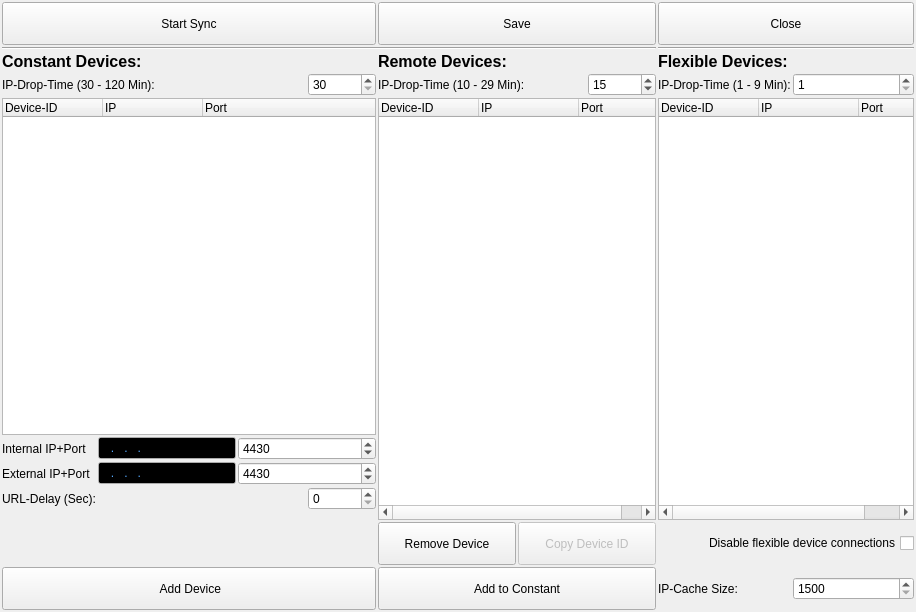
The window that ui/connection-display.ui (berndhs/arado) describes before a commit, drawn with Qt 5.
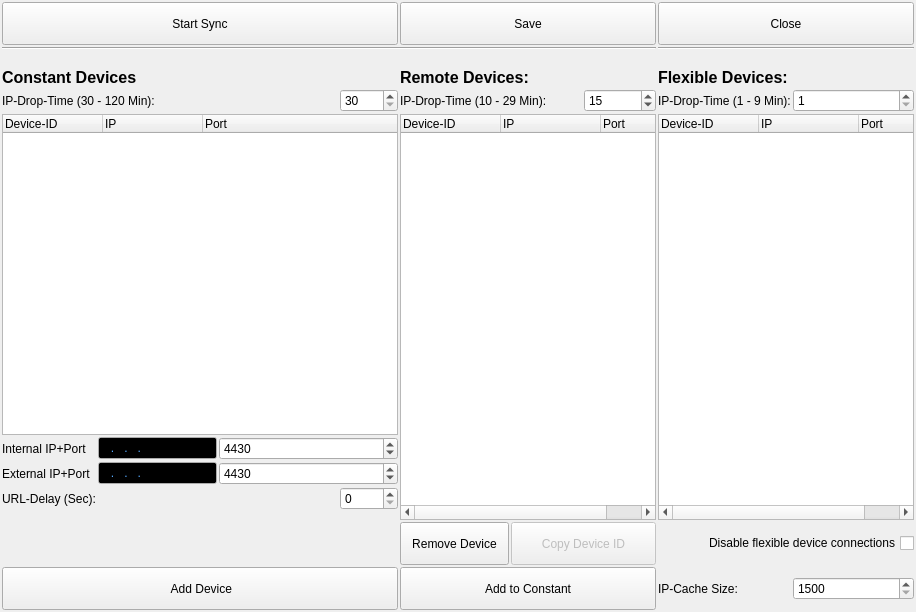
The same window after the commit. Icons and pictures are not drawn.

Commit message: icons for 3 device categories.

```diff
--- a/ui/connection-display.ui
+++ b/ui/connection-display.ui
@@ -14,21 +14,7 @@
    <string>Form</string>
   </property>
   <layout class="QGridLayout" name="gridLayout">
-   <item row="3" column="0" colspan="5">
-    <widget class="QLabel" name="labeltrusted">
-     <property name="font">
-      <font>
-       <pointsize>12</pointsize>
-       <weight>75</weight>
-       <bold>true</bold>
-      </font>
-     </property>
-     <property name="text">
-      <string>Constant Devices:</string>
-     </property>
-    </widget>
-   </item>
-   <item row="3" column="5" colspan="4">
+   <item row="4" column="6" colspan="4">
     <widget class="QLabel" name="labeltrecommended">
      <property name="font">
       <font>
@@ -42,7 +28,7 @@
      </property>
     </widget>
    </item>
-   <item row="3" column="11" colspan="2">
+   <item row="4" column="12" colspan="2">
     <widget class="QLabel" name="labelepisodic">
      <property name="font">
       <font>
@@ -56,14 +42,14 @@
      </property>
     </widget>
    </item>
-   <item row="4" column="0" colspan="4">
+   <item row="5" column="0" colspan="4">
     <widget class="QLabel" name="labelipdrop_4">
      <property name="text">
       <string>IP-Drop-Time (30 - 120 Min):</string>
      </property>
     </widget>
    </item>
-   <item row="4" column="4">
+   <item row="5" column="5">
     <widget class="QSpinBox" name="ipdroptrusted">
      <property name="toolTip">
       <string>IP-connections of your devices are dropped for sync-balancing reasons each X minutes (10-30).</string>
@@ -79,14 +65,14 @@
      </property>
     </widget>
    </item>
-   <item row="4" column="5" colspan="3">
+   <item row="5" column="6" colspan="3">
     <widget class="QLabel" name="labelipdrop_3">
      <property name="text">
       <string>IP-Drop-Time (10 - 29 Min):</string>
      </property>
     </widget>
    </item>
-   <item row="4" column="8">
+   <item row="5" column="9">
     <widget class="QSpinBox" name="ipdroprecommended">
      <property name="toolTip">
       <string>IP-connections of your devices are dropped for sync-balancing reasons each X minutes (10-30).</string>
@@ -105,14 +91,14 @@
      </property>
     </widget>
    </item>
-   <item row="4" column="11">
+   <item row="5" column="12">
     <widget class="QLabel" name="labelipdrop_2">
      <property name="text">
       <string>IP-Drop-Time (1 - 9 Min):</string>
      </property>
     </widget>
    </item>
-   <item row="4" column="12">
+   <item row="5" column="13">
     <widget class="QSpinBox" name="ipdropepisodic">
      <property name="toolTip">
       <string>IP-connections of your devices are dropped for sync-balancing reasons each X minutes (10-30).</string>
@@ -128,7 +114,7 @@
      </property>
     </widget>
    </item>
-   <item row="5" column="0" colspan="5">
+   <item row="6" column="0" colspan="6">
     <widget class="QTreeWidget" name="treeWidget_trusted">
      <attribute name="headerDefaultSectionSize">
       <number>100</number>
@@ -150,7 +136,7 @@
      </column>
     </widget>
    </item>
-   <item row="5" column="5" rowspan="9" colspan="4">
+   <item row="6" column="6" rowspan="9" colspan="4">
     <widget class="QTreeWidget" name="treeWidget_recommended">
      <attribute name="headerDefaultSectionSize">
       <number>100</number>
@@ -172,7 +158,7 @@
      </column>
     </widget>
    </item>
-   <item row="5" column="11" rowspan="9" colspan="2">
+   <item row="6" column="12" rowspan="9" colspan="2">
     <widget class="QTreeWidget" name="treeWidget_episodic">
      <attribute name="headerDefaultSectionSize">
       <number>100</number>
@@ -194,7 +180,7 @@
      </column>
     </widget>
    </item>
-   <item row="16" column="5" colspan="2">
+   <item row="17" column="6" colspan="2">
     <widget class="QPushButton" name="pushButton_remove">
      <property name="minimumSize">
       <size>
@@ -220,7 +206,7 @@
      </property>
     </widget>
    </item>
-   <item row="16" column="7" colspan="2">
+   <item row="17" column="8" colspan="2">
     <widget class="QPushButton" name="pushButton_copyid">
      <property name="enabled">
       <bool>false</bool>
@@ -249,7 +235,7 @@
      </property>
     </widget>
    </item>
-   <item row="17" column="5" colspan="4">
+   <item row="18" column="6" colspan="4">
     <widget class="QPushButton" name="pushButton_addtotrusted">
      <property name="minimumSize">
       <size>
@@ -265,7 +251,7 @@
      </property>
      <property name="icon">
       <iconset resource="../arado.qrc">
-       <normaloff>:/images/kdmconfig.png</normaloff>:/images/kdmconfig.png</iconset>
+       <normaloff>:/images/kfm_home.png</normaloff>:/images/kfm_home.png</iconset>
      </property>
      <property name="iconSize">
       <size>
@@ -275,7 +261,7 @@
      </property>
     </widget>
    </item>
-   <item row="17" column="11">
+   <item row="18" column="12">
     <widget class="QLabel" name="labelipcachesize_3">
      <property name="layoutDirection">
       <enum>Qt::RightToLeft</enum>
@@ -285,7 +271,7 @@
      </property>
     </widget>
    </item>
-   <item row="17" column="12">
+   <item row="18" column="13">
     <widget class="QSpinBox" name="ipcachesize">
      <property name="toolTip">
       <string>Amount of IP-adresses in your IP-cache (1500-5000). Rise up, if all IP-adresses are outdated or offline and connections fail after a start.  Then each minute a request is sent to the boot-IP-connections, to fill the cache for 100%.</string>
@@ -301,7 +287,7 @@
      </property>
     </widget>
    </item>
-   <item row="16" column="11" colspan="2">
+   <item row="17" column="12" colspan="2">
     <widget class="QCheckBox" name="checkboxdisableepisodic">
      <property name="layoutDirection">
       <enum>Qt::RightToLeft</enum>
@@ -311,21 +297,14 @@
      </property>
     </widget>
    </item>
-   <item row="2" column="0" colspan="9">
-    <widget class="Line" name="line">
-     <property name="orientation">
-      <enum>Qt::Horizontal</enum>
-     </property>
-    </widget>
-   </item>
-   <item row="2" column="11" colspan="2">
+   <item row="2" column="12" colspan="2">
     <widget class="Line" name="line_2">
      <property name="orientation">
       <enum>Qt::Horizontal</enum>
      </property>
     </widget>
    </item>
-   <item row="17" column="0" colspan="5">
+   <item row="18" column="0" colspan="6">
     <widget class="QPushButton" name="buttonAddDevice">
      <property name="minimumSize">
       <size>
@@ -357,7 +336,7 @@
      </property>
     </widget>
    </item>
-   <item row="6" column="3" colspan="2">
+   <item row="7" column="3" colspan="3">
     <widget class="QSpinBox" name="myportinternal">
      <property name="toolTip">
       <string>You need to forward this port in your NAT/router, if you want to connect.</string>
@@ -370,89 +349,89 @@
      </property>
     </widget>
    </item>
-   <item row="6" column="1" colspan="2">
-    <widget class="QLineEdit" name="addipinternal">
-     <property name="palette">
-      <palette>
-       <active>
-        <colorrole role="Text">
-         <brush brushstyle="SolidPattern">
-          <color alpha="255">
-           <red>85</red>
-           <green>170</green>
-           <blue>255</blue>
-          </color>
-         </brush>
-        </colorrole>
-        <colorrole role="Base">
-         <brush brushstyle="SolidPattern">
-          <color alpha="255">
-           <red>0</red>
-           <green>0</green>
-           <blue>0</blue>
-          </color>
-         </brush>
-        </colorrole>
-       </active>
-       <inactive>
-        <colorrole role="Text">
-         <brush brushstyle="SolidPattern">
-          <color alpha="255">
-           <red>85</red>
-           <green>170</green>
-           <blue>255</blue>
-          </color>
-         </brush>
-        </colorrole>
-        <colorrole role="Base">
-         <brush brushstyle="SolidPattern">
-          <color alpha="255">
-           <red>0</red>
-           <green>0</green>
-           <blue>0</blue>
-          </color>
-         </brush>
-        </colorrole>
-       </inactive>
-       <disabled>
-        <colorrole role="Text">
-         <brush brushstyle="SolidPattern">
-          <color alpha="255">
-           <red>190</red>
-           <green>190</green>
-           <blue>190</blue>
-          </color>
-         </brush>
-        </colorrole>
-        <colorrole role="Base">
-         <brush brushstyle="SolidPattern">
-          <color alpha="255">
-           <red>239</red>
-           <green>235</green>
-           <blue>231</blue>
-          </color>
-         </brush>
-        </colorrole>
-       </disabled>
-      </palette>
-     </property>
-     <property name="font">
-      <font>
-       <kerning>true</kerning>
-      </font>
-     </property>
-     <property name="toolTip">
-      <string>Enter any online  IP-Adress of your network, if the IP-cache is empty.</string>
-     </property>
-     <property name="inputMask">
-      <string>999.999.999.999; </string>
-     </property>
-     <property name="frame">
-      <bool>true</bool>
-     </property>
-    </widget>
-   </item>
    <item row="7" column="1" colspan="2">
+    <widget class="QLineEdit" name="addipinternal">
+     <property name="palette">
+      <palette>
+       <active>
+        <colorrole role="Text">
+         <brush brushstyle="SolidPattern">
+          <color alpha="255">
+           <red>85</red>
+           <green>170</green>
+           <blue>255</blue>
+          </color>
+         </brush>
+        </colorrole>
+        <colorrole role="Base">
+         <brush brushstyle="SolidPattern">
+          <color alpha="255">
+           <red>0</red>
+           <green>0</green>
+           <blue>0</blue>
+          </color>
+         </brush>
+        </colorrole>
+       </active>
+       <inactive>
+        <colorrole role="Text">
+         <brush brushstyle="SolidPattern">
+          <color alpha="255">
+           <red>85</red>
+           <green>170</green>
+           <blue>255</blue>
+          </color>
+         </brush>
+        </colorrole>
+        <colorrole role="Base">
+         <brush brushstyle="SolidPattern">
+          <color alpha="255">
+           <red>0</red>
+           <green>0</green>
+           <blue>0</blue>
+          </color>
+         </brush>
+        </colorrole>
+       </inactive>
+       <disabled>
+        <colorrole role="Text">
+         <brush brushstyle="SolidPattern">
+          <color alpha="255">
+           <red>190</red>
+           <green>190</green>
+           <blue>190</blue>
+          </color>
+         </brush>
+        </colorrole>
+        <colorrole role="Base">
+         <brush brushstyle="SolidPattern">
+          <color alpha="255">
+           <red>239</red>
+           <green>235</green>
+           <blue>231</blue>
+          </color>
+         </brush>
+        </colorrole>
+       </disabled>
+      </palette>
+     </property>
+     <property name="font">
+      <font>
+       <kerning>true</kerning>
+      </font>
+     </property>
+     <property name="toolTip">
+      <string>Enter any online  IP-Adress of your network, if the IP-cache is empty.</string>
+     </property>
+     <property name="inputMask">
+      <string>999.999.999.999; </string>
+     </property>
+     <property name="frame">
+      <bool>true</bool>
+     </property>
+    </widget>
+   </item>
+   <item row="8" column="1" colspan="2">
     <widget class="QLineEdit" name="addipexternal">
      <property name="palette">
       <palette>
@@ -534,21 +513,21 @@
      </property>
     </widget>
    </item>
-   <item row="6" column="0">
+   <item row="7" column="0">
     <widget class="QLabel" name="labelmyport_2">
      <property name="text">
       <string>Internal IP+Port</string>
      </property>
     </widget>
    </item>
-   <item row="7" column="0">
+   <item row="8" column="0">
     <widget class="QLabel" name="labelmyport_3">
      <property name="text">
       <string>External IP+Port</string>
      </property>
     </widget>
    </item>
-   <item row="7" column="3" colspan="2">
+   <item row="8" column="3" colspan="3">
     <widget class="QSpinBox" name="myportexternal">
      <property name="toolTip">
       <string>You need to forward this port in your NAT/router, if you want to connect.</string>
@@ -561,14 +540,14 @@
      </property>
     </widget>
    </item>
-   <item row="8" column="4">
+   <item row="9" column="5">
     <widget class="QSpinBox" name="urldelay">
      <property name="toolTip">
       <string>An URLs is transferred each X seconds to each connection. Delay defines the used bandwidth. 0 means as fast as possible.</string>
      </property>
     </widget>
    </item>
-   <item row="0" column="0" colspan="5">
+   <item row="0" column="0" colspan="6">
     <widget class="QPushButton" name="buttonStartSync">
      <property name="minimumSize">
       <size>
@@ -594,7 +573,7 @@
      </property>
     </widget>
    </item>
-   <item row="0" column="5" colspan="4">
+   <item row="0" column="6" colspan="4">
     <widget class="QPushButton" name="pushButton_savesettings_2">
      <property name="enabled">
       <bool>true</bool>
@@ -623,7 +602,7 @@
      </property>
     </widget>
    </item>
-   <item row="0" column="11" colspan="2">
+   <item row="0" column="12" colspan="2">
     <widget class="QPushButton" name="pushButton_closesettings">
      <property name="enabled">
       <bool>true</bool>
@@ -652,13 +631,94 @@
      </property>
     </widget>
    </item>
-   <item row="8" column="0">
+   <item row="9" column="0">
     <widget class="QLabel" name="labelurldelay">
      <property name="text">
       <string>URL-Delay (Sec):</string>
      </property>
     </widget>
    </item>
+   <item row="2" column="0" colspan="10">
+    <widget class="Line" name="line">
+     <property name="orientation">
+      <enum>Qt::Horizontal</enum>
+     </property>
+    </widget>
+   </item>
+   <item row="3" column="0">
+    <widget class="QLabel" name="label">
+     <property name="maximumSize">
+      <size>
+       <width>35</width>
+       <height>16777215</height>
+      </size>
+     </property>
+     <property name="baseSize">
+      <size>
+       <width>0</width>
+       <height>0</height>
+      </size>
+     </property>
+     <property name="text">
+      <string/>
+     </property>
+     <property name="pixmap">
+      <pixmap resource="../arado.qrc">:/images/kfm_home.png</pixmap>
+     </property>
+    </widget>
+   </item>
+   <item row="3" column="6">
+    <widget class="QLabel" name="label_2">
+     <property name="maximumSize">
+      <size>
+       <width>35</width>
+       <height>16777215</height>
+      </size>
+     </property>
+     <property name="text">
+      <string/>
+     </property>
+     <property name="pixmap">
+      <pixmap resource="../arado.qrc">:/images/kdmconfig.png</pixmap>
+     </property>
+    </widget>
+   </item>
+   <item row="3" column="12">
+    <widget class="QLabel" name="label_3">
+     <property name="maximumSize">
+      <size>
+       <width>35</width>
+       <height>16777215</height>
+      </size>
+     </property>
+     <property name="text">
+      <string/>
+     </property>
+     <property name="pixmap">
+      <pixmap resource="../arado.qrc">:/images/remote.png</pixmap>
+     </property>
+    </widget>
+   </item>
+   <item row="4" column="0" colspan="6">
+    <widget class="QLabel" name="labeltrusted">
+     <property name="font">
+      <font>
+       <pointsize>12</pointsize>
+       <weight>75</weight>
+       <bold>true</bold>
+      </font>
+     </property>
+     <property name="text">
+      <string>Constant Devices</string>
+     </property>
+     <property name="textFormat">
+      <enum>Qt::AutoText</enum>
+     </property>
+     <property name="pixmap">
+      <pixmap resource="../arado.qrc">:/images/kfm_home.png</pixmap>
+     </property>
+    </widget>
+   </item>
   </layout>
   <action name="actionAddServer">
    <property name="icon">
```
The commit also changes 3 other files.
